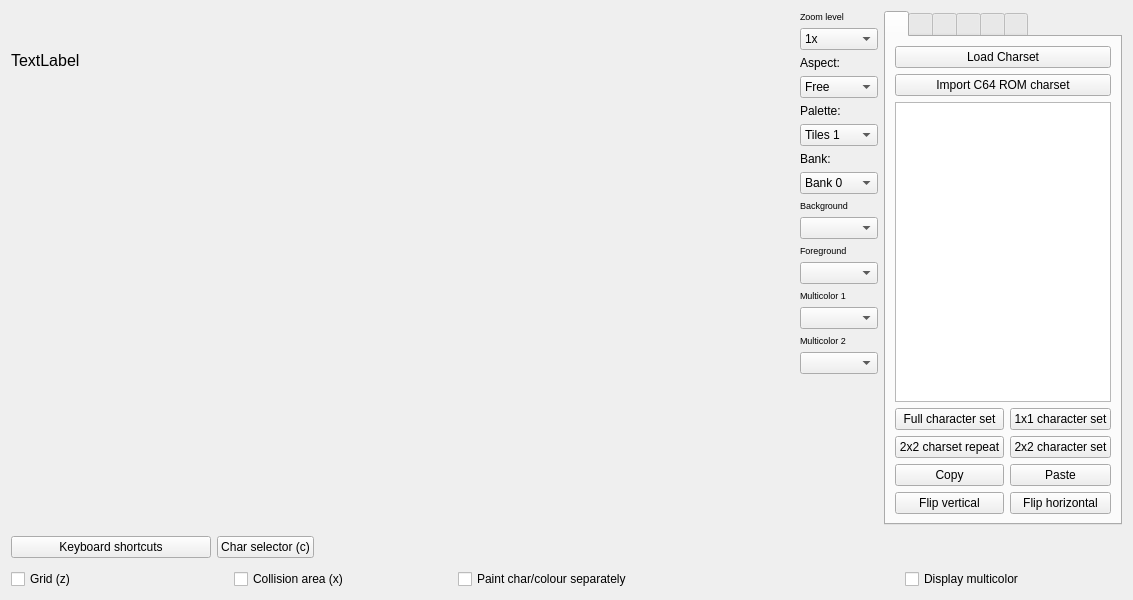
Old version of the form source/trsedocuments/formimageeditor.ui in the repository leuat/TRSE.
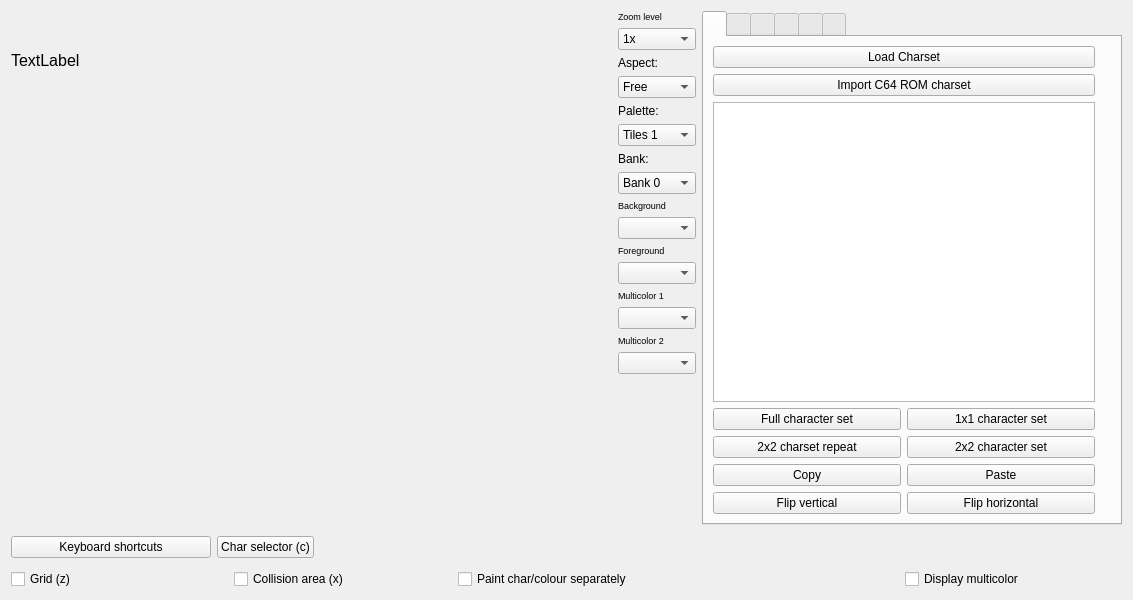
New version of the form. Icons and pictures are not drawn. Custom widgets are drawn as their Qt base class.

Commit message:
Tweak size for high DPI
Still looks normal on low DPI - it shrinks down - but high DPI shows all tab icons now.

The edit to the form file:
```diff
--- a/source/trsedocuments/formimageeditor.ui
+++ b/source/trsedocuments/formimageeditor.ui
@@ -18,7 +18,7 @@
   </property>
   <layout class="QGridLayout" name="gridLayout_3" rowstretch="16,1,0">
    <item row="0" column="0">
-    <layout class="QGridLayout" name="gridLayout" rowstretch="1" columnstretch="10,2,2,3">
+    <layout class="QGridLayout" name="gridLayout" rowstretch="1" columnstretch="10,2,2,4">
      <item row="0" column="0" colspan="2">
       <layout class="QVBoxLayout" name="verticalLayout_4" stretch="0,1,200">
        <item>
@@ -306,6 +306,12 @@
        <property name="enabled">
         <bool>true</bool>
        </property>
+       <property name="minimumSize">
+        <size>
+         <width>420</width>
+         <height>0</height>
+        </size>
+       </property>
        <property name="maximumSize">
         <size>
          <width>400</width>
```
